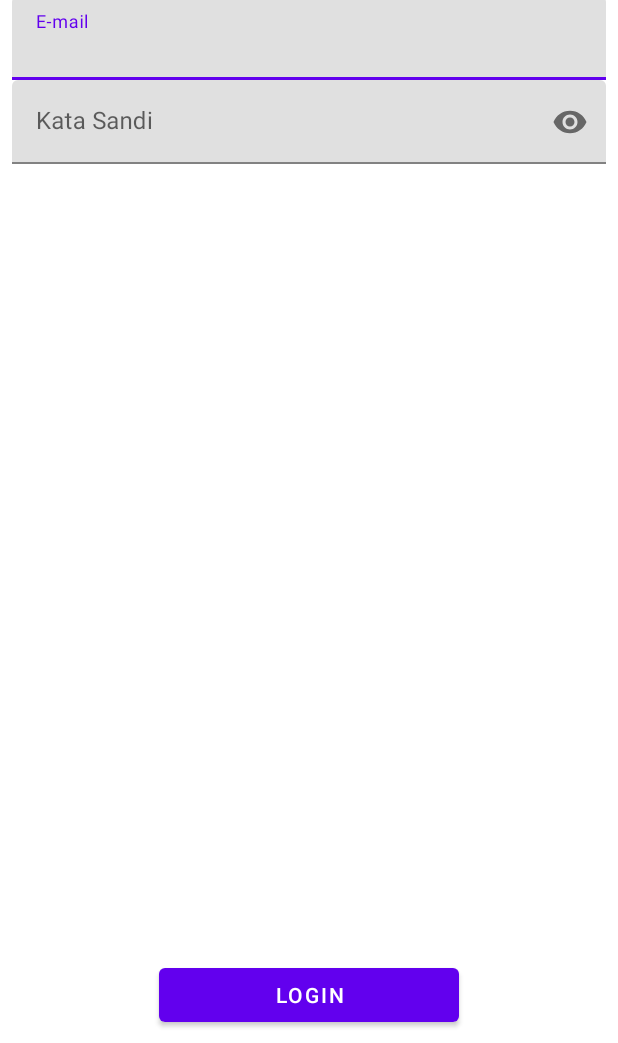
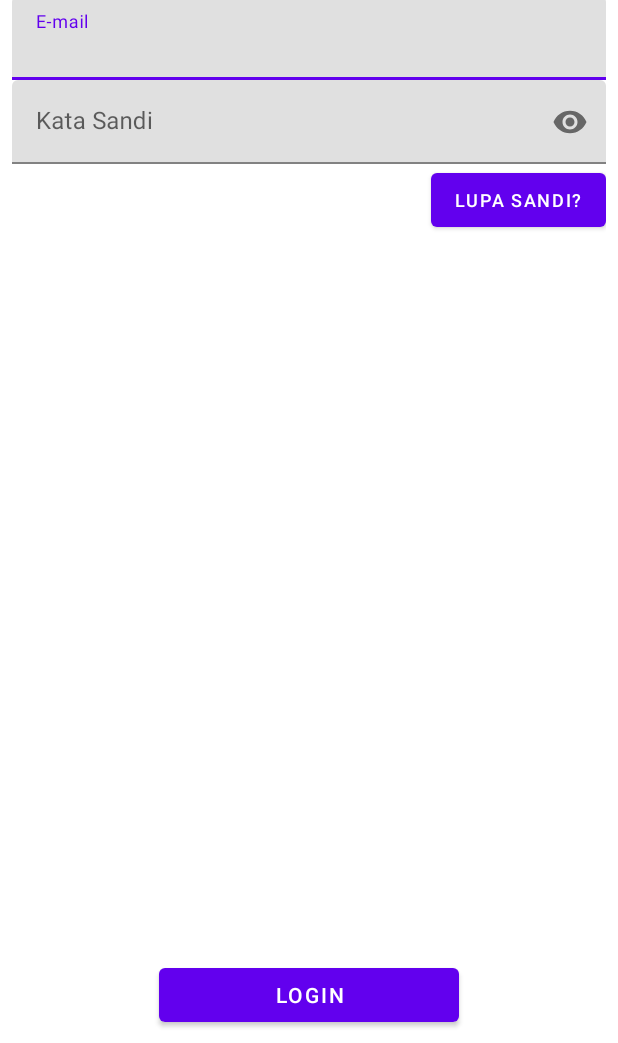
Before and after one commit to MikuAuahDark/pma-assignment-3, an Android app: the LomginActivity screen opened directly, with no data from a screen before it, on a phone screen of 412 x 824 dp, the part 193-1236 px from its top. Run offline under Robolectric (Android 15) with nearby library versions, the phone set to English and light mode, and no system bars; our stand-ins replace Firebase (no records; nobody signed in at launch, a user with empty details on screens opened directly).

```diff
--- a/app/src/main/java/id/co/npad93/pm/f5/HoomeActivity.java
+++ b/app/src/main/java/id/co/npad93/pm/f5/HoomeActivity.java
@@ -16,7 +16,7 @@ public class HoomeActivity extends AppCompatActivity {
         setContentView(R.layout.activity_hoome);
 
         if (FirebaseAuth.getInstance().getCurrentUser() == null) {
-            Toast.makeText(this, "Lomgin dulu!", Toast.LENGTH_SHORT).show();
+            Toast.makeText(this, "Login dulu!", Toast.LENGTH_SHORT).show();
             finish();
         }
     }
--- a/app/src/main/res/layout/activity_hoome.xml
+++ b/app/src/main/res/layout/activity_hoome.xml
@@ -10,7 +10,7 @@
         android:id="@+id/textView4"
         android:layout_width="wrap_content"
         android:layout_height="wrap_content"
-        android:text="Cheems!"
+        android:text="Hello Tabibito."
         android:textSize="50sp"
         app:layout_constraintBottom_toBottomOf="parent"
         app:layout_constraintEnd_toEndOf="parent"
@@ -21,7 +21,7 @@
         android:id="@+id/button3"
         android:layout_width="wrap_content"
         android:layout_height="wrap_content"
-        android:text="Lomgout"
+        android:text="Logout"
         app:layout_constraintEnd_toEndOf="parent"
         app:layout_constraintStart_toStartOf="parent"
         app:layout_constraintTop_toBottomOf="@+id/textView4"
--- a/app/src/main/res/layout/activity_lomgin.xml
+++ b/app/src/main/res/layout/activity_lomgin.xml
@@ -22,6 +22,16 @@
         app:layout_constraintLeft_toLeftOf="parent"
         app:layout_constraintRight_toRightOf="parent"
         app:layout_constraintTop_toTopOf="parent" />
+
+    <Button
+        android:id="@+id/button4"
+        android:layout_width="wrap_content"
+        android:layout_height="wrap_content"
+        android:text="Lupa Sandi?"
+        android:textSize="12sp"
+        app:layout_constraintEnd_toEndOf="parent"
+        app:layout_constraintTop_toBottomOf="@+id/textInputLayout2"
+        android:onClick="hmm" />
 
     <com.google.android.material.textfield.TextInputLayout
         android:id="@+id/textInputLayout"
--- a/app/src/main/res/layout/activity_main.xml
+++ b/app/src/main/res/layout/activity_main.xml
@@ -17,7 +17,7 @@
         android:layout_marginLeft="8dp"
         android:layout_marginTop="8dp"
         android:layout_marginRight="8dp"
-        android:text="Remgister"
+        android:text="Register"
         android:textSize="40sp"
         app:layout_constraintLeft_toLeftOf="parent"
         app:layout_constraintRight_toRightOf="parent"
@@ -72,8 +72,8 @@
         android:id="@+id/textView2"
         android:layout_width="wrap_content"
         android:layout_height="wrap_content"
-        android:text="Sudah punya akun? Masuk disini."
-        android:textSize="20sp"
+        android:text="Sudah punya akun atau lupa sandi? Klik disini."
+        android:textSize="18sp"
         app:layout_constraintBottom_toBottomOf="parent"
         app:layout_constraintEnd_toEndOf="parent"
         app:layout_constraintStart_toStartOf="parent" />
```
Also changed, not shown: app/src/main/java/id/co/npad93/pm/f5/LomginActivity.java (+28 -1 lines).
